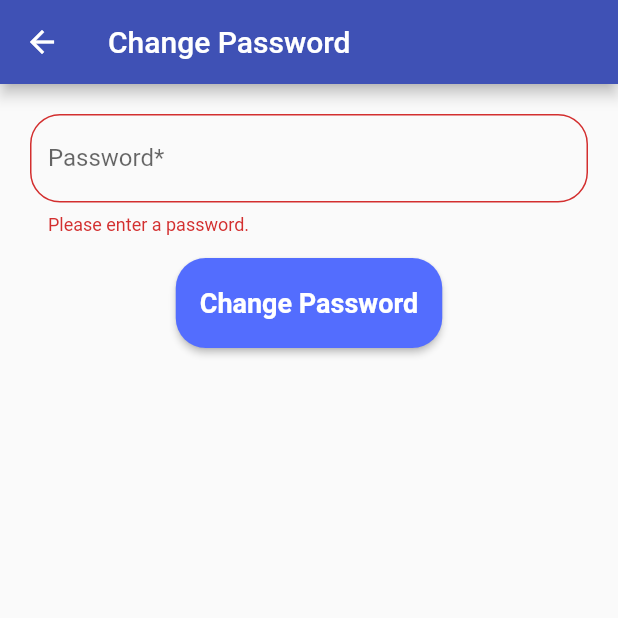
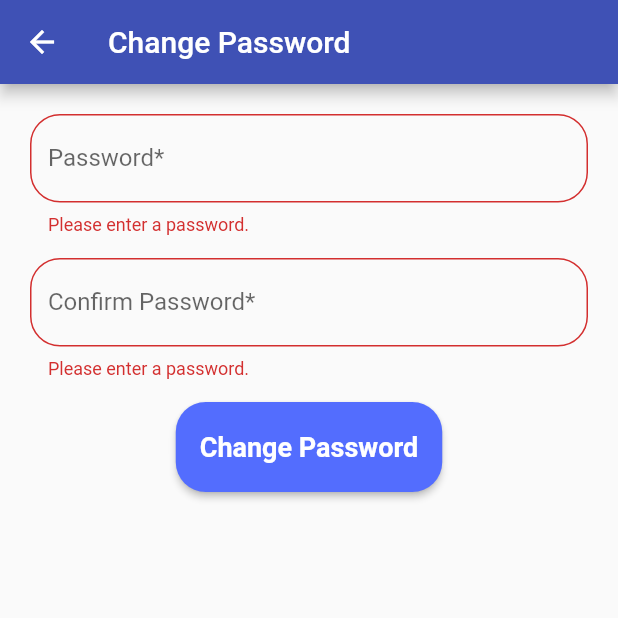
Before and after one commit to pavankalyanm/smart_attendance, a Flutter app: the changePassword screen opened directly, after a tap on "Change Password", on a phone screen of 412 x 824 dp, the top half of it. Run offline on Flutter 3.47's test engine with Material 2 defaults, Android fonts, the phone set to English and light mode, and no system bars; our stand-ins replace cloud_firestore, csv, firebase_auth, firebase_storage, qr_flutter, sqflite; missing offline and left inert: animated_splash, back_button_interceptor, barcode_scan, flutter_splash, xxtea; accounts and stored records are empty.

Commit message:
admin logout and change password

```diff
--- a/lib/pages/Login/login1.dart
+++ b/lib/pages/Login/login1.dart
@@ -72,7 +72,7 @@ class _LoginState extends State<Login> {
       debugPrint("No data in users uid");
     } else {
       if (snapshot.data['role'] == 'admin') {
-// Can be made after wards
+        // Can be made after wards
         Navigator.pop(context);
         Navigator.push(
           context,
--- a/lib/pages/admin/addClasscode.dart
+++ b/lib/pages/admin/addClasscode.dart
@@ -65,7 +65,7 @@ class _addClasscodeState extends State<addClasscode> {
   context: context,
   builder: (BuildContext context) {
   return AlertDialog(
-  title: Text("Succesfull"),
+  title: Text("Succesful"),
   content: Text("$val"),
   actions: <Widget>[
   FlatButton(
@@ -118,7 +118,7 @@ class _addClasscodeState extends State<addClasscode> {
     return Scaffold(
         key:_scaffoldKey,
         appBar: AppBar(
-          title: Text("Add Student"),
+          title: Text("Add Classcodes"),
           backgroundColor: color.primaryColor,
         ),
         body: Container(
--- a/lib/pages/admin/changepswd.dart
+++ b/lib/pages/admin/changepswd.dart
@@ -1,5 +1,7 @@
 import 'package:flutter/material.dart';
 import 'package:firebase_auth/firebase_auth.dart';
+import 'package:smart_attendance/pages/Login/login1.dart';
+import 'package:smart_attendance/widgets/snackbar.dart';
 
 import 'adminview.dart';
 
@@ -14,12 +16,14 @@ class _changePasswordState extends State<changePassword> {
 
   final GlobalKey<FormState> _registerFormKey = GlobalKey<FormState>();
   TextEditingController  chpwdInputController;
+  TextEditingController confirmPwdInputController;
 
 
 
   @override
   initState() {
     chpwdInputController = new TextEditingController();
+    confirmPwdInputController = new TextEditingController();
 
     super.initState();
   }
@@ -38,39 +42,46 @@ class _changePasswordState extends State<changePassword> {
   Future<void> _chpwd() async {
 
 
+    if (chpwdInputController.text ==
+        confirmPwdInputController.text) {
       if (_registerFormKey.currentState.validate()) {
         FirebaseUser user = await FirebaseAuth.instance.currentUser();
 
         //Pass in the password to updatePassword.
-      user.updatePassword(chpwdInputController.text).then((result)=>{
+        user.updatePassword(chpwdInputController.text).then((result) =>
+        {
 
           showDialog(
             context: context,
-          builder: (ctx) => AlertDialog(
+            builder: (ctx) =>
+                AlertDialog(
                   title: Text("successful"),
-            content: Text("Password changed successfully"),
+                  content: Text("Password changed successfully and Login Again with new Password!"),
                   actions: <Widget>[
                     FlatButton(
                       onPressed: () {
-                  Navigator.push(context, MaterialPageRoute(builder: (context)=> admin()));
-
+                        Navigator.push(context, MaterialPageRoute(builder: (
+                            context) => Login()));
                       },
                       child: Text("ok"),
                     ),
                   ],
                 ),
           ),
-      }).catchError((error){
+        }).catchError((error) {
           showDialog(
             context: context,
-          builder: (ctx) => AlertDialog(
+            builder: (ctx) =>
+                AlertDialog(
                   title: Text("error"),
                   content: Text("Password can't be changed" + error.toString()),
                   actions: <Widget>[
                     FlatButton(
                       onPressed: () {
-                  Navigator.push(context, MaterialPageRoute(builder: (context)=> admin()));
-
+                        chpwdInputController.clear();
+                        confirmPwdInputController.clear();
+                        Navigator.push(context,
+                            MaterialPageRoute(builder: (context) => admin()));
                       },
                       child: Text("ok"),
                     ),
@@ -80,8 +91,14 @@ class _changePasswordState extends State<changePassword> {
           //print("Password can't be changed" + error.toString());
           //This might happen, when the wrong password is in, the user isn't found, or if the user hasn't logged in recently.
         });
-    }}
-
+      }
+    }
+    else{
+      debugPrint("passwords not matched");
+      showInSnackbar.showSnackbar(_scaffoldKey, "Passwords Not matched");
+    }
+  }
+  final _scaffoldKey = GlobalKey<ScaffoldState>();
   @override
   Widget build(BuildContext context) {
     return Scaffold(
@@ -104,8 +121,23 @@ class _changePasswordState extends State<changePassword> {
               borderSide: new BorderSide(
               ),
             ),
-    labelText: 'Password*', hintText: ""),
+    labelText: 'Password*', hintText: "********"),
     controller:  chpwdInputController,
+     obscureText: true,
+    validator: pwdValidator,
+    ),
+      SizedBox(height: 15,),
+      TextFormField(
+        decoration: InputDecoration(
+            border: new OutlineInputBorder(
+
+              borderRadius: new BorderRadius.circular(20.0),
+              borderSide: new BorderSide(
+              ),
+            ),
+            labelText: 'Confirm Password*', hintText: "********"),
+        controller:  confirmPwdInputController,
+        obscureText: true,
         validator: pwdValidator,
       ),
       SizedBox(height: 15,),
--- a/lib/pages/student/home.dart
+++ b/lib/pages/student/home.dart
@@ -13,6 +13,7 @@ import 'package:smart_attendance/services/validations.dart';
 import 'package:smart_attendance/pages/welcome.dart';
 import 'package:smart_attendance/theme/style.dart' as style;
 import 'package:smart_attendance/pages/Login/login1.dart';
+import 'package:firebase_auth/firebase_auth.dart';
 import 'package:firebase_auth/firebase_auth.dart';
 
 class Student extends StatefulWidget {
--- a/lib/pages/teacher/Create_Lecture/Dashboard/generate.dart
+++ b/lib/pages/teacher/Create_Lecture/Dashboard/generate.dart
@@ -70,7 +70,7 @@ class GenerateScreenState extends State<GenerateScreen> {
 
                       child:  Text("Students Should Scan the QR Code for Attendance",
                         style: TextStyle(
-                          fontSize: 16,
+                          fontSize: 15,
                             fontWeight: FontWeight.bold,
 
                         ),
```
Also changed, not shown: lib/pages/admin/adminview.dart (+22 -28 lines), lib/pages/admin/studentSignup.dart (+21 -5 lines), lib/pages/admin/teacherSignup.dart (+75 -73 lines), pubspec.lock, 1 other file. Lines whose indentation alone changed are shown as unchanged.
